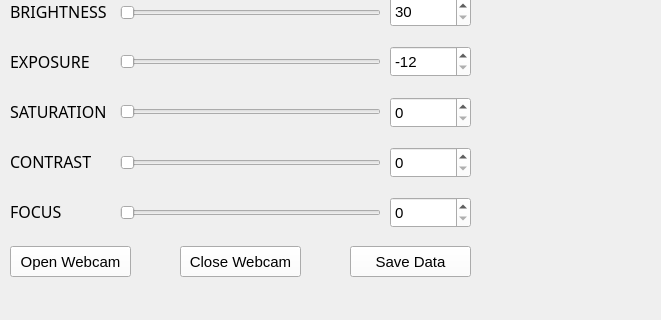
This is Sistema de Calibração - UFCG/mainwindow.ui in ras-ufcg/VSSS as Qt 5 draws it before an edit; both pictures show x 0 to 661 and y 291 to 611 of the 1150 by 611 pixel window. The edited form follows.
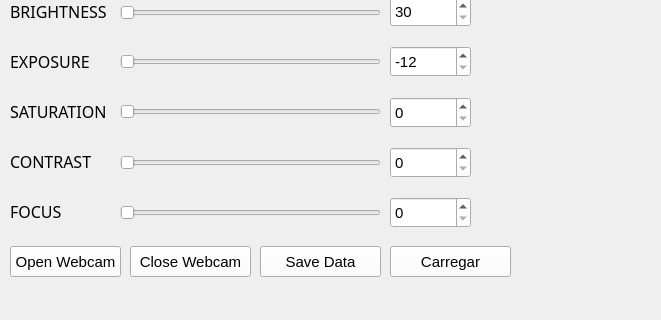
This is the edited form.

The edit to the form file:
```diff
--- a/Sistema de Calibração - UFCG/mainwindow.ui
+++ b/Sistema de Calibração - UFCG/mainwindow.ui
@@ -293,7 +293,7 @@
      <rect>
       <x>10</x>
       <y>520</y>
-      <width>121</width>
+      <width>111</width>
       <height>31</height>
      </rect>
     </property>
@@ -304,7 +304,7 @@
    <widget class="QPushButton" name="pushButton_close_webcam">
     <property name="geometry">
      <rect>
-      <x>180</x>
+      <x>130</x>
       <y>520</y>
       <width>121</width>
       <height>31</height>
@@ -330,7 +330,7 @@
    <widget class="QPushButton" name="pushButton_save_data">
     <property name="geometry">
      <rect>
-      <x>350</x>
+      <x>260</x>
       <y>520</y>
       <width>121</width>
       <height>31</height>
@@ -394,6 +394,19 @@
      <string>FOCUS</string>
     </property>
    </widget>
+   <widget class="QPushButton" name="pushButton_carregar">
+    <property name="geometry">
+     <rect>
+      <x>390</x>
+      <y>520</y>
+      <width>121</width>
+      <height>31</height>
+     </rect>
+    </property>
+    <property name="text">
+     <string>Carregar</string>
+    </property>
+   </widget>
   </widget>
   <widget class="QMenuBar" name="menuBar">
    <property name="geometry">
```
